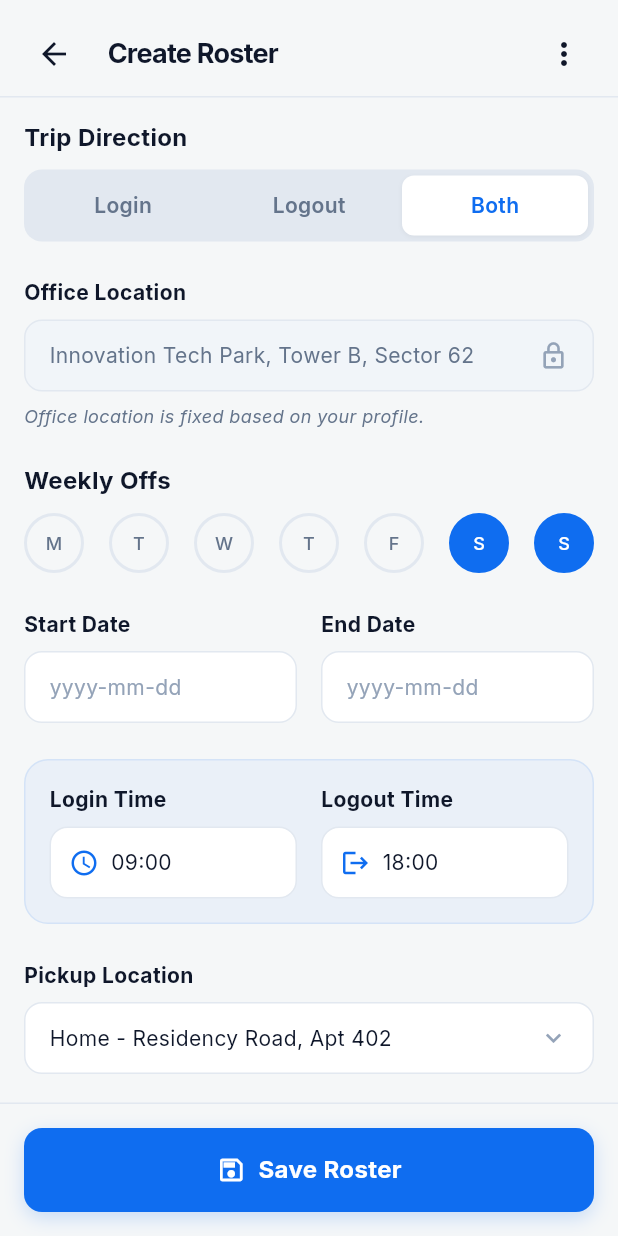
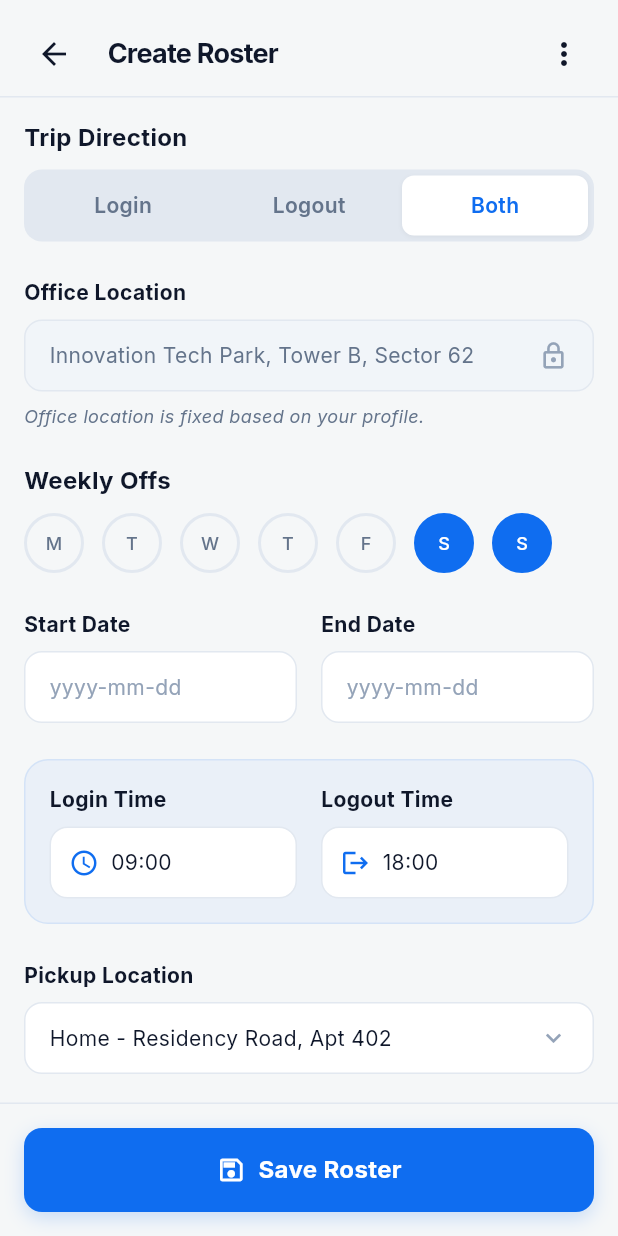
Before and after one commit to s9swata/easyroute2, a Flutter app: the screen it shows after launch, after a tap on "Create Roster", on a phone screen of 412 x 824 dp. Run offline on Flutter 3.47's test engine with Material 3 defaults, Android fonts, the phone set to English and light mode, and no system bars; our stand-ins replace google_fonts.

Commit message:
Fix UI layout constraints and visual bugs mostly on home screen

```diff
--- a/lib/bottom_nav_bar.dart
+++ b/lib/bottom_nav_bar.dart
@@ -109,9 +109,11 @@ class SharedBottomNavBar extends StatelessWidget {
     VoidCallback? onTap,
   }) {
     final color = isSelected ? AppTheme.primary : AppTheme.slate500;
-    return GestureDetector(
+    return Material(
+      color: Colors.transparent,
+      child: InkWell(
         onTap: onTap,
-      behavior: HitTestBehavior.opaque,
+        borderRadius: BorderRadius.circular(12),
         child: Padding(
           padding: const EdgeInsets.symmetric(horizontal: 16.0, vertical: 4.0),
           child: Column(
@@ -130,6 +132,7 @@ class SharedBottomNavBar extends StatelessWidget {
             ],
           ),
         ),
+      ),
     );
   }
 }
--- a/lib/create_roster_screen.dart
+++ b/lib/create_roster_screen.dart
@@ -15,7 +15,12 @@ class CreateRosterScreen extends StatelessWidget {
             _buildTopBar(context),
             Expanded(
               child: SingleChildScrollView(
-                padding: const EdgeInsets.only(bottom: 120), // Padding for the bottom sticky button
+                padding: const EdgeInsets.only(
+                  bottom: 180,
+                ), // Increased padding for the bottom sticky button
+                child: Center(
+                  child: ConstrainedBox(
+                    constraints: const BoxConstraints(maxWidth: 800),
                     child: Padding(
                       padding: const EdgeInsets.all(16.0),
                       child: Column(
@@ -52,6 +57,8 @@ class CreateRosterScreen extends StatelessWidget {
                 ),
               ),
             ),
+          ),
+        ),
           ],
         ),
       ),
@@ -68,6 +75,9 @@ class CreateRosterScreen extends StatelessWidget {
           bottom: BorderSide(color: AppTheme.slate200, width: 1.0),
         ),
       ),
+      child: Center(
+        child: ConstrainedBox(
+          constraints: const BoxConstraints(maxWidth: 800),
           child: Row(
             children: [
               Material(
@@ -101,6 +111,8 @@ class CreateRosterScreen extends StatelessWidget {
             child: Icon(Icons.more_vert, color: AppTheme.slate900, size: 24),
           ),
         ],
+      ),
+    ),
       ),
     );
   }
@@ -231,8 +243,10 @@ class CreateRosterScreen extends StatelessWidget {
       {'label': 'S', 'selected': true},
     ];
 
-    return Row(
-      mainAxisAlignment: MainAxisAlignment.spaceBetween,
+    return Wrap(
+      spacing: 12.0,
+      runSpacing: 12.0,
+      alignment: WrapAlignment.start,
       children: days.map((day) {
         final isSelected = day['selected'] as bool;
         return Container(
--- a/lib/home_screen.dart
+++ b/lib/home_screen.dart
@@ -22,8 +22,11 @@ class HomeScreen extends StatelessWidget {
               top: 56.0 + 24.0, // Reduced from 48.0 to bring content higher
               left: 16.0,
               right: 16.0,
-              bottom: 220.0, // extra padding for bottom AI box + nav
+              bottom: 260.0, // extra padding for bottom AI box + nav
             ),
+            child: Center(
+              child: ConstrainedBox(
+                constraints: const BoxConstraints(maxWidth: 800),
                 child: Column(
                   crossAxisAlignment: CrossAxisAlignment.start,
                   children: [
@@ -35,6 +38,8 @@ class HomeScreen extends StatelessWidget {
                   ],
                 ),
               ),
+            ),
+          ),
 
           // Central AI Agent Textbox (Fixed near bottom)
           Positioned(
@@ -42,7 +47,14 @@ class HomeScreen extends StatelessWidget {
                 12, // Reduced from 60 because bottomNavigationBar manages its own space now
             left: 0,
             right: 0,
-            child: SafeArea(child: _buildAITextBox()),
+            child: SafeArea(
+              child: Center(
+                child: ConstrainedBox(
+                  constraints: const BoxConstraints(maxWidth: 800),
+                  child: _buildAITextBox(),
+                ),
+              ),
+            ),
           ),
 
           // Top Header (Sticky)
@@ -64,6 +76,9 @@ class HomeScreen extends StatelessWidget {
             right: 16.0,
             bottom: 16.0,
           ),
+          child: Center(
+            child: ConstrainedBox(
+              constraints: const BoxConstraints(maxWidth: 800),
               child: Row(
                 mainAxisAlignment: MainAxisAlignment.spaceBetween,
                 children: [
@@ -120,6 +135,8 @@ class HomeScreen extends StatelessWidget {
                     ],
                   ),
                 ],
+              ),
+            ),
           ),
         ),
       ),
@@ -424,8 +441,8 @@ class HomeScreen extends StatelessWidget {
               'EasyRoute AI may provide inaccurate travel information. Check important flight and hotel details.',
               textAlign: TextAlign.center,
               style: TextStyle(
-                fontSize: 10, // Slightly smaller text
-                color: AppTheme.slate400,
+                fontSize: 12, // Slightly increased from 10
+                color: AppTheme.slate500, // Better contrast
               ),
             ),
           ),
```
Lines whose indentation alone changed are shown as unchanged.
